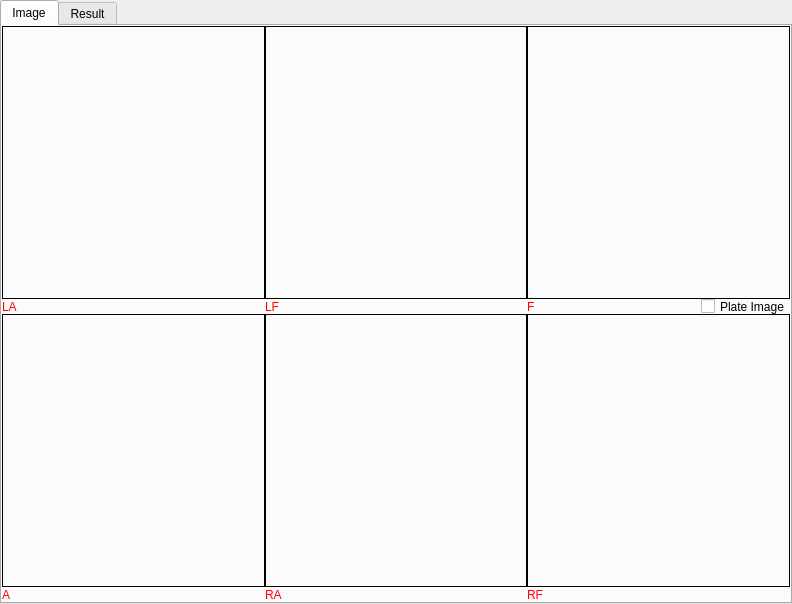
Old version of the form MainUI/datawidget.ui in the repository 519984307/Container_20191221.
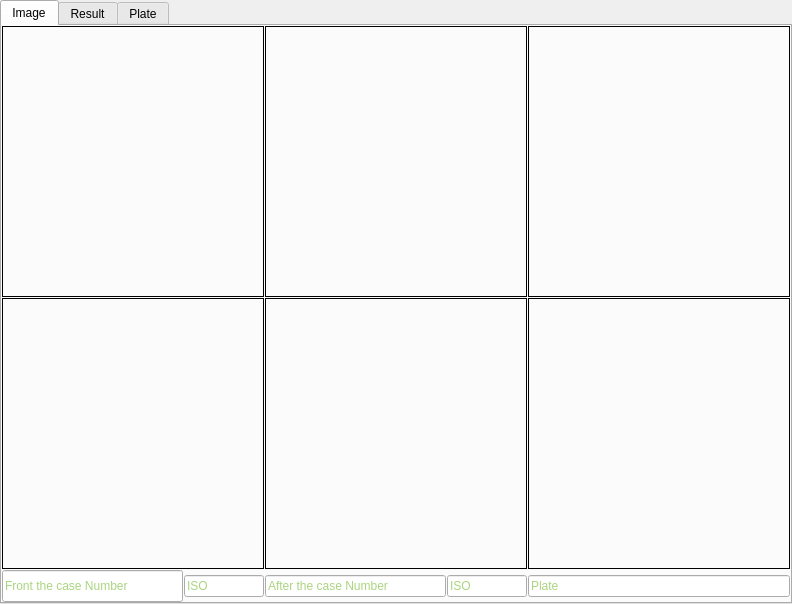
New version of the form. The open tabs and pages were chosen to show the change.

```diff
--- a/MainUI/datawidget.ui
+++ b/MainUI/datawidget.ui
@@ -68,7 +68,7 @@
       <attribute name="title">
        <string>Image</string>
       </attribute>
-      <layout class="QGridLayout" name="gridLayout_4">
+      <layout class="QGridLayout" name="gridLayout">
        <property name="leftMargin">
         <number>0</number>
        </property>
@@ -82,487 +82,267 @@
         <number>0</number>
        </property>
        <property name="spacing">
-        <number>0</number>
+        <number>1</number>
        </property>
-       <item row="0" column="2">
-        <layout class="QVBoxLayout" name="verticalLayout_6">
-         <property name="spacing">
-          <number>0</number>
+       <item row="0" column="0">
+        <widget class="QLabel" name="Img_LeftAfter_label">
+         <property name="sizePolicy">
+          <sizepolicy hsizetype="Expanding" vsizetype="Expanding">
+           <horstretch>0</horstretch>
+           <verstretch>0</verstretch>
+          </sizepolicy>
          </property>
-         <item>
-          <widget class="QStackedWidget" name="stackedWidget">
-           <property name="sizePolicy">
-            <sizepolicy hsizetype="Expanding" vsizetype="Expanding">
-             <horstretch>0</horstretch>
-             <verstretch>0</verstretch>
-            </sizepolicy>
-           </property>
-           <property name="lineWidth">
-            <number>0</number>
-           </property>
-           <property name="currentIndex">
-            <number>1</number>
-           </property>
-           <widget class="QWidget" name="page">
-            <property name="sizePolicy">
-             <sizepolicy hsizetype="Expanding" vsizetype="Expanding">
-              <horstretch>0</horstretch>
-              <verstretch>0</verstretch>
-             </sizepolicy>
-            </property>
-            <layout class="QGridLayout" name="gridLayout">
-             <property name="leftMargin">
-              <number>0</number>
-             </property>
-             <property name="topMargin">
-              <number>0</number>
-             </property>
-             <property name="rightMargin">
-              <number>0</number>
-             </property>
-             <property name="bottomMargin">
-              <number>0</number>
-             </property>
-             <property name="spacing">
-              <number>0</number>
-             </property>
-             <item row="0" column="0">
-              <widget class="QLabel" name="Img_Plate_label">
-               <property name="sizePolicy">
-                <sizepolicy hsizetype="Expanding" vsizetype="Expanding">
-                 <horstretch>0</horstretch>
-                 <verstretch>0</verstretch>
-                </sizepolicy>
-               </property>
-               <property name="frameShape">
-                <enum>QFrame::Panel</enum>
-               </property>
-               <property name="text">
-                <string/>
-               </property>
-               <property name="scaledContents">
-                <bool>true</bool>
-               </property>
-              </widget>
-             </item>
-            </layout>
-           </widget>
-           <widget class="QWidget" name="page_2">
-            <property name="sizePolicy">
-             <sizepolicy hsizetype="Expanding" vsizetype="Expanding">
-              <horstretch>0</horstretch>
-              <verstretch>0</verstretch>
-             </sizepolicy>
-            </property>
-            <layout class="QGridLayout" name="gridLayout_3">
-             <property name="leftMargin">
-              <number>0</number>
-             </property>
-             <property name="topMargin">
-              <number>0</number>
-             </property>
-             <property name="rightMargin">
-              <number>0</number>
-             </property>
-             <property name="bottomMargin">
-              <number>0</number>
-             </property>
-             <property name="spacing">
-              <number>0</number>
-             </property>
-             <item row="0" column="0">
-              <widget class="QLabel" name="Img_Front_label">
-               <property name="sizePolicy">
-                <sizepolicy hsizetype="Expanding" vsizetype="Expanding">
-                 <horstretch>0</horstretch>
-                 <verstretch>0</verstretch>
-                </sizepolicy>
-               </property>
-               <property name="frameShape">
-                <enum>QFrame::Panel</enum>
-               </property>
-               <property name="text">
-                <string/>
-               </property>
-               <property name="scaledContents">
-                <bool>true</bool>
-               </property>
-               <property name="alignment">
-                <set>Qt::AlignBottom|Qt::AlignLeading|Qt::AlignLeft</set>
-               </property>
-              </widget>
-             </item>
-            </layout>
-           </widget>
-          </widget>
-         </item>
-         <item>
-          <layout class="QHBoxLayout" name="horizontalLayout">
-           <property name="spacing">
-            <number>0</number>
-           </property>
-           <property name="topMargin">
-            <number>0</number>
-           </property>
-           <property name="bottomMargin">
-            <number>0</number>
-           </property>
-           <item>
-            <widget class="QLabel" name="label_9">
-             <property name="sizePolicy">
-              <sizepolicy hsizetype="Preferred" vsizetype="Fixed">
-               <horstretch>0</horstretch>
-               <verstretch>0</verstretch>
-              </sizepolicy>
-             </property>
-             <property name="minimumSize">
-              <size>
-               <width>0</width>
-               <height>15</height>
-              </size>
-             </property>
-             <property name="maximumSize">
-              <size>
-               <width>16777215</width>
-               <height>15</height>
-              </size>
-             </property>
-             <property name="styleSheet">
-              <string notr="true">color: rgb(255, 0, 0);
-</string>
-             </property>
-             <property name="text">
-              <string>F</string>
-             </property>
-            </widget>
-           </item>
-           <item>
-            <widget class="QCheckBox" name="checkBox">
-             <property name="sizePolicy">
-              <sizepolicy hsizetype="Fixed" vsizetype="Fixed">
-               <horstretch>0</horstretch>
-               <verstretch>0</verstretch>
-              </sizepolicy>
-             </property>
-             <property name="minimumSize">
-              <size>
-               <width>0</width>
-               <height>15</height>
-              </size>
-             </property>
-             <property name="maximumSize">
-              <size>
-               <width>16777215</width>
-               <height>15</height>
-              </size>
-             </property>
-             <property name="text">
-              <string>Plate Image</string>
-             </property>
-            </widget>
-           </item>
-          </layout>
-         </item>
-        </layout>
+         <property name="acceptDrops">
+          <bool>false</bool>
+         </property>
+         <property name="autoFillBackground">
+          <bool>false</bool>
+         </property>
+         <property name="frameShape">
+          <enum>QFrame::Panel</enum>
+         </property>
+         <property name="text">
+          <string/>
+         </property>
+         <property name="textFormat">
+          <enum>Qt::AutoText</enum>
+         </property>
+         <property name="scaledContents">
+          <bool>true</bool>
+         </property>
+         <property name="alignment">
+          <set>Qt::AlignBottom|Qt::AlignLeading|Qt::AlignLeft</set>
+         </property>
+        </widget>
+       </item>
+       <item row="0" column="1">
+        <widget class="QLabel" name="Img_LeftFront_label">
+         <property name="sizePolicy">
+          <sizepolicy hsizetype="Expanding" vsizetype="Expanding">
+           <horstretch>0</horstretch>
+           <verstretch>0</verstretch>
+          </sizepolicy>
+         </property>
+         <property name="frameShape">
+          <enum>QFrame::Panel</enum>
+         </property>
+         <property name="text">
+          <string/>
+         </property>
+         <property name="scaledContents">
+          <bool>true</bool>
+         </property>
+         <property name="alignment">
+          <set>Qt::AlignBottom|Qt::AlignLeading|Qt::AlignLeft</set>
+         </property>
+        </widget>
+       </item>
+       <item row="1" column="0">
+        <widget class="QLabel" name="Img_After_label">
+         <property name="sizePolicy">
+          <sizepolicy hsizetype="Expanding" vsizetype="Expanding">
+           <horstretch>0</horstretch>
+           <verstretch>0</verstretch>
+          </sizepolicy>
+         </property>
+         <property name="frameShape">
+          <enum>QFrame::Panel</enum>
+         </property>
+         <property name="text">
+          <string/>
+         </property>
+         <property name="scaledContents">
+          <bool>true</bool>
+         </property>
+         <property name="alignment">
+          <set>Qt::AlignBottom|Qt::AlignLeading|Qt::AlignLeft</set>
+         </property>
+        </widget>
        </item>
        <item row="1" column="1">
-        <layout class="QVBoxLayout" name="verticalLayout_2">
-         <property name="spacing">
-          <number>0</number>
+        <widget class="QLabel" name="Img_RightAfter_label">
+         <property name="sizePolicy">
+          <sizepolicy hsizetype="Expanding" vsizetype="Expanding">
+           <horstretch>0</horstretch>
+           <verstretch>0</verstretch>
+          </sizepolicy>
          </property>
-         <item>
-          <widget class="QLabel" name="Img_RightAfter_label">
-           <property name="sizePolicy">
-            <sizepolicy hsizetype="Expanding" vsizetype="Expanding">
-             <horstretch>0</horstretch>
-             <verstretch>0</verstretch>
-            </sizepolicy>
-           </property>
-           <property name="frameShape">
-            <enum>QFrame::Panel</enum>
-           </property>
-           <property name="text">
-            <string/>
-           </property>
-           <property name="scaledContents">
-            <bool>true</bool>
-           </property>
-           <property name="alignment">
-            <set>Qt::AlignBottom|Qt::AlignLeading|Qt::AlignLeft</set>
-           </property>
-          </widget>
-         </item>
-         <item>
-          <widget class="QLabel" name="label_11">
-           <property name="sizePolicy">
-            <sizepolicy hsizetype="Expanding" vsizetype="Fixed">
-             <horstretch>0</horstretch>
-             <verstretch>0</verstretch>
-            </sizepolicy>
-           </property>
-           <property name="minimumSize">
-            <size>
-             <width>0</width>
-             <height>15</height>
-            </size>
-           </property>
-           <property name="maximumSize">
-            <size>
-             <width>16777215</width>
-             <height>15</height>
-            </size>
-           </property>
-           <property name="styleSheet">
-            <string notr="true">color: rgb(255, 0, 0);
-</string>
-           </property>
-           <property name="text">
-            <string>RA</string>
-           </property>
-          </widget>
-         </item>
-        </layout>
-       </item>
-       <item row="1" column="0">
-        <layout class="QVBoxLayout" name="verticalLayout">
-         <property name="spacing">
-          <number>0</number>
+         <property name="frameShape">
+          <enum>QFrame::Panel</enum>
          </property>
-         <item>
-          <widget class="QLabel" name="Img_After_label">
-           <property name="sizePolicy">
-            <sizepolicy hsizetype="Expanding" vsizetype="Expanding">
-             <horstretch>0</horstretch>
-             <verstretch>0</verstretch>
-            </sizepolicy>
-           </property>
-           <property name="frameShape">
-            <enum>QFrame::Panel</enum>
-           </property>
-           <property name="text">
-            <string/>
-           </property>
-           <property name="scaledContents">
-            <bool>true</bool>
-           </property>
-           <property name="alignment">
-            <set>Qt::AlignBottom|Qt::AlignLeading|Qt::AlignLeft</set>
-           </property>
-          </widget>
-         </item>
-         <item>
-          <widget class="QLabel" name="label_10">
-           <property name="sizePolicy">
-            <sizepolicy hsizetype="Preferred" vsizetype="Fixed">
-             <horstretch>0</horstretch>
-             <verstretch>0</verstretch>
-            </sizepolicy>
-           </property>
-           <property name="minimumSize">
-            <size>
-             <width>0</width>
-             <height>15</height>
-            </size>
-           </property>
-           <property name="maximumSize">
-            <size>
-             <width>16777215</width>
-             <height>15</height>
-            </size>
-           </property>
-           <property name="styleSheet">
-            <string notr="true">color: rgb(255, 0, 0);
-</string>
-           </property>
-           <property name="text">
-            <string>A</string>
-           </property>
-          </widget>
-         </item>
-        </layout>
+         <property name="text">
+          <string/>
+         </property>
+         <property name="scaledContents">
+          <bool>true</bool>
+         </property>
+         <property name="alignment">
+          <set>Qt::AlignBottom|Qt::AlignLeading|Qt::AlignLeft</set>
+         </property>
+        </widget>
        </item>
        <item row="1" column="2">
-        <layout class="QVBoxLayout" name="verticalLayout_3">
-         <property name="spacing">
-          <number>0</number>
+        <widget class="QLabel" name="Img_RightFront_label">
+         <property name="sizePolicy">
+          <sizepolicy hsizetype="Expanding" vsizetype="Expanding">
+           <horstretch>0</horstretch>
+           <verstretch>0</verstretch>
+          </sizepolicy>
          </property>
+         <property name="frameShape">
+          <enum>QFrame::Panel</enum>
+         </property>
+         <property name="text">
+          <string/>
+         </property>
+         <property name="scaledContents">
+          <bool>true</bool>
+         </property>
+         <property name="alignment">
+          <set>Qt::AlignBottom|Qt::AlignLeading|Qt::AlignLeft</set>
+         </property>
+        </widget>
+       </item>
+       <item row="2" column="0" colspan="3">
+        <layout class="QHBoxLayout" name="horizontalLayout_3">
          <item>
-          <widget class="QLabel" name="Img_RightFront_label">
-           <property name="sizePolicy">
-            <sizepolicy hsizetype="Expanding" vsizetype="Expanding">
-             <horstretch>0</horstretch>
-             <verstretch>0</verstretch>
-            </sizepolicy>
-           </property>
-           <property name="frameShape">
-            <enum>QFrame::Panel</enum>
-           </property>
-           <property name="text">
-            <string/>
-           </property>
-           <property name="scaledContents">
-            <bool>true</bool>
-           </property>
-           <property name="alignment">
-            <set>Qt::AlignBottom|Qt::AlignLeading|Qt::AlignLeft</set>
-           </property>
-          </widget>
+          <layout class="QHBoxLayout" name="horizontalLayout">
+           <item>
+            <widget class="QLineEdit" name="lineEdit_5">
+             <property name="minimumSize">
+              <size>
+               <width>0</width>
+               <height>32</height>
+              </size>
+             </property>
+             <property name="maximumSize">
+              <size>
+               <width>16777215</width>
+               <height>32</height>
+              </size>
+             </property>
+             <property name="styleSheet">
+              <string notr="true">color: rgb(85, 170, 0);</string>
+             </property>
+             <property name="text">
+              <string/>
+             </property>
+             <property name="readOnly">
+              <bool>true</bool>
+             </property>
+             <property name="placeholderText">
+              <string>Front the case Number</string>
+             </property>
+            </widget>
+           </item>
+           <item>
+            <widget class="QLineEdit" name="lineEdit_7">
+             <property name="sizePolicy">
+              <sizepolicy hsizetype="Fixed" vsizetype="Fixed">
+               <horstretch>0</horstretch>
+               <verstretch>0</verstretch>
+              </sizepolicy>
+             </property>
+             <property name="minimumSize">
+              <size>
+               <width>80</width>
+               <height>0</height>
+              </size>
+             </property>
+             <property name="maximumSize">
+              <size>
+               <width>80</width>
+               <height>16777215</height>
+              </size>
+             </property>
+             <property name="styleSheet">
+              <string notr="true">color: rgb(85, 170, 0);</string>
+             </property>
+             <property name="readOnly">
+              <bool>true</bool>
+             </property>
+             <property name="placeholderText">
+              <string>ISO</string>
+             </property>
+            </widget>
+           </item>
+          </layout>
          </item>
          <item>
-          <widget class="QLabel" name="label_12">
-           <property name="sizePolicy">
-            <sizepolicy hsizetype="Preferred" vsizetype="Fixed">
-             <horstretch>0</horstretch>
-             <verstretch>0</verstretch>
-            </sizepolicy>
-           </property>
-           <property name="minimumSize">
-            <size>
-             <width>0</width>
-             <height>15</height>
-            </size>
-           </property>
-           <property name="maximumSize">
-            <size>
-             <width>16777215</width>
-             <height>15</height>
-            </size>
-           </property>
-           <property name="styleSheet">
-            <string notr="true">color: rgb(255, 0, 0);
-</string>
-           </property>
-           <property name="text">
-            <string>RF</string>
-           </property>
-          </widget>
+          <layout class="QHBoxLayout" name="horizontalLayout_2">
+           <item>
+            <widget class="QLineEdit" name="lineEdit_9">
+             <property name="styleSheet">
+              <string notr="true">color: rgb(85, 170, 0);</string>
+             </property>
+             <property name="readOnly">
+              <bool>true</bool>
+             </property>
+             <property name="placeholderText">
+              <string>After the case Number</string>
+             </property>
+            </widget>
+           </item>
+           <item>
+            <widget class="QLineEdit" name="lineEdit_8">
+             <property name="sizePolicy">
+              <sizepolicy hsizetype="Fixed" vsizetype="Fixed">
+               <horstretch>0</horstretch>
+               <verstretch>0</verstretch>
+              </sizepolicy>
+             </property>
+             <property name="minimumSize">
+              <size>
+               <width>80</width>
+               <height>0</height>
+              </size>
+             </property>
+             <property name="maximumSize">
+              <size>
+               <width>80</width>
+               <height>16777215</height>
+              </size>
+             </property>
+             <property name="styleSheet">
+              <string notr="true">color: rgb(85, 170, 0);</string>
+             </property>
+             <property name="readOnly">
+              <bool>true</bool>
+             </property>
+             <property name="placeholderText">
+              <string>ISO</string>
+             </property>
+            </widget>
+           </item>
+          </layout>
          </item>
-        </layout>
-       </item>
-       <item row="0" column="1">
-        <layout class="QVBoxLayout" name="verticalLayout_5">
-         <property name="spacing">
-          <number>0</number>
-         </property>
          <item>
-          <widget class="QLabel" name="Img_LeftFront_label">
-           <property name="sizePolicy">
-            <sizepolicy hsizetype="Expanding" vsizetype="Expanding">
-             <horstretch>0</horstretch>
-             <verstretch>0</verstretch>
-            </sizepolicy>
+          <widget class="QLineEdit" name="lineEdit_10">
+           <property name="styleSheet">
+            <string notr="true">color: rgb(85, 170, 0);</string>
            </property>
-           <property name="frameShape">
-            <enum>QFrame::Panel</enum>
-           </property>
-           <property name="text">
-            <string/>
-           </property>
-           <property name="scaledContents">
+           <property name="readOnly">
             <bool>true</bool>
            </property>
-           <property name="alignment">
-            <set>Qt::AlignBottom|Qt::AlignLeading|Qt::AlignLeft</set>
+           <property name="placeholderText">
+            <string>Plate</string>
            </property>
           </widget>
          </item>
-         <item>
-          <widget class="QLabel" name="label_8">
-           <property name="sizePolicy">
-            <sizepolicy hsizetype="Preferred" vsizetype="Fixed">
-             <horstretch>0</horstretch>
-             <verstretch>0</verstretch>
-            </sizepolicy>
-           </property>
-           <property name="minimumSize">
-            <size>
-             <width>0</width>
-             <height>15</height>
-            </size>
-           </property>
-           <property name="maximumSize">
-            <size>
-             <width>16777215</width>
-             <height>15</height>
-            </size>
-           </property>
-           <property name="styleSheet">
-            <string notr="true">color: rgb(255, 0, 0);
-</string>
-           </property>
-           <property name="text">
-            <string>LF</string>
-           </property>
-          </widget>
-         </item>
         </layout>
        </item>
-       <item row="0" column="0">
-        <layout class="QVBoxLayout" name="verticalLayout_4">
-         <property name="spacing">
-          <number>0</number>
+       <item row="0" column="2">
+        <widget class="QLabel" name="Img_Front_label">
+         <property name="frameShape">
+          <enum>QFrame::Panel</enum>
          </property>
-         <item>
-          <widget class="QLabel" name="Img_LeftAfter_label">
-           <property name="sizePolicy">
-            <sizepolicy hsizetype="Expanding" vsizetype="Expanding">
-             <horstretch>0</horstretch>
-             <verstretch>0</verstretch>
-            </sizepolicy>
-           </property>
-           <property name="acceptDrops">
-            <bool>false</bool>
-           </property>
-           <property name="autoFillBackground">
-            <bool>false</bool>
-           </property>
-           <property name="frameShape">
-            <enum>QFrame::Panel</enum>
-           </property>
-           <property name="text">
-            <string/>
-           </property>
-           <property name="textFormat">
-            <enum>Qt::AutoText</enum>
-           </property>
-           <property name="scaledContents">
-            <bool>true</bool>
-           </property>
-           <property name="alignment">
-            <set>Qt::AlignBottom|Qt::AlignLeading|Qt::AlignLeft</set>
-           </property>
-          </widget>
-         </item>
-         <item>
-          <widget class="QLabel" name="label_7">
-           <property name="sizePolicy">
-            <sizepolicy hsizetype="Preferred" vsizetype="Fixed">
-             <horstretch>0</horstretch>
-             <verstretch>0</verstretch>
-            </sizepolicy>
-           </property>
-           <property name="minimumSize">
-            <size>
-             <width>0</width>
-             <height>15</height>
-            </size>
-           </property>
-           <property name="maximumSize">
-            <size>
-             <width>16777215</width>
-             <height>15</height>
-            </size>
-           </property>
-           <property name="styleSheet">
-            <string notr="true">color: rgb(255, 0, 0);
-</string>
-           </property>
-           <property name="text">
-            <string>LA</string>
-           </property>
-          </widget>
-         </item>
-        </layout>
+         <property name="text">
+          <string/>
+         </property>
+         <property name="scaledContents">
+          <bool>true</bool>
+         </property>
+        </widget>
        </item>
       </layout>
      </widget>
@@ -762,34 +542,8 @@
           <string>Simulation capture</string>
          </property>
          <layout class="QGridLayout" name="gridLayout_6">
-          <property name="leftMargin">
-           <number>0</number>
-          </property>
-          <property name="topMargin">
-           <number>0</number>
-          </property>
-          <property name="rightMargin">
-           <number>0</number>
-          </property>
-          <property name="bottomMargin">
-           <number>0</number>
-          </property>
-          <property name="spacing">
-           <number>0</number>
-          </property>
-          <item row="0" column="0">
-           <layout class="QHBoxLayout" name="horizontalLayout_2">
-            <item>
-             <widget class="QPushButton" name="test_22_pushButton">
-              <property name="text">
-               <string>TEST 22G1 FEET</string>
-              </property>
-             </widget>
-            </item>
-           </layout>
-          </item>
-          <item row="0" column="1">
-           <widget class="QPushButton" name="test_45_pushButton">
+          <item row="0" column="3">
+           <widget class="QPushButton" name="Capture_pushButton">
             <property name="text">
              <string>TEST 45G1 FEET</string>
             </property>
@@ -826,6 +580,28 @@
          </layout>
         </widget>
        </item>
+      </layout>
+     </widget>
+     <widget class="QWidget" name="tab_3">
+      <attribute name="title">
+       <string>Plate</string>
+      </attribute>
+      <layout class="QGridLayout" name="gridLayout_11">
+       <property name="leftMargin">
+        <number>0</number>
+       </property>
+       <property name="topMargin">
+        <number>0</number>
+       </property>
+       <property name="rightMargin">
+        <number>0</number>
+       </property>
+       <property name="bottomMargin">
+        <number>0</number>
+       </property>
+       <property name="spacing">
+        <number>0</number>
+       </property>
        <item row="0" column="0" colspan="2">
         <widget class="QGroupBox" name="groupBox">
          <property name="enabled">
```
Left out of the diff: 435 changed lines with no effect on the pictures.
